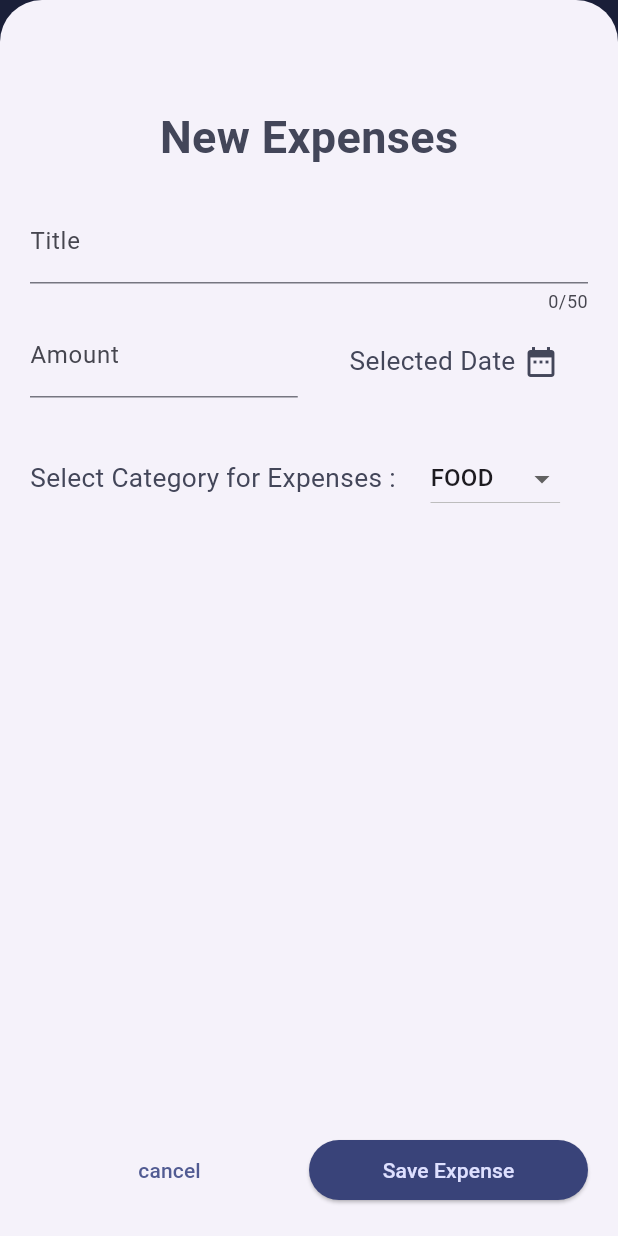
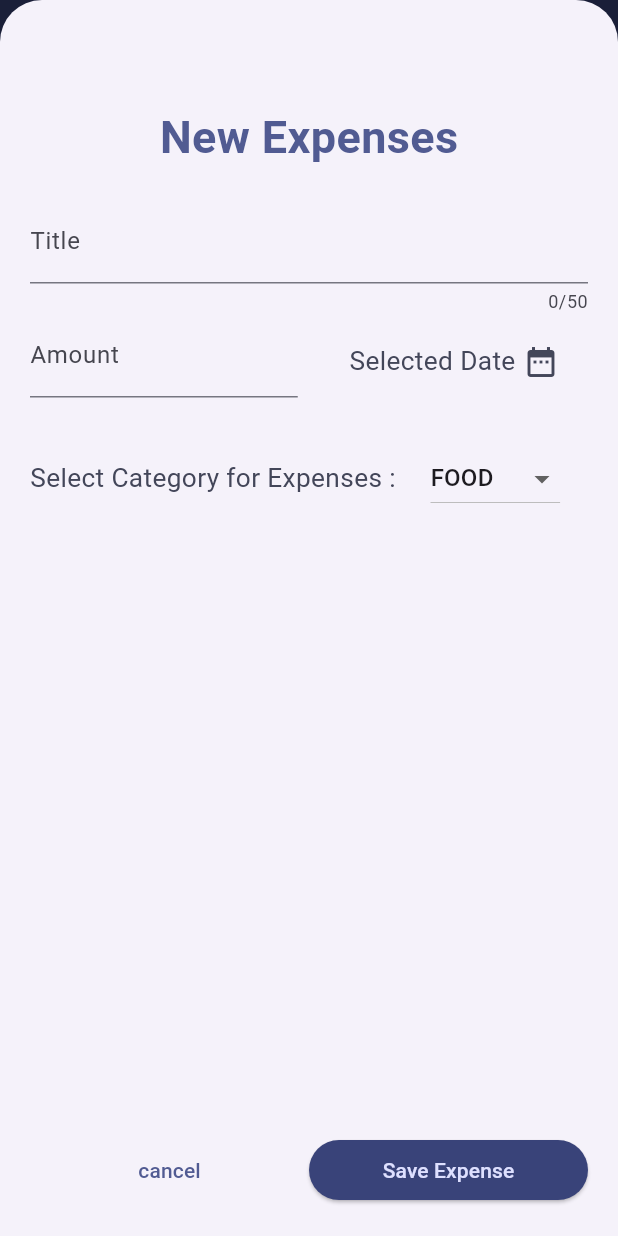
Before and after one commit to AbdulrahmanAlkhawwam/Expense-Tracker, a Flutter app: the screen it shows after launch, after a tap on the "add" icon, on a phone screen of 412 x 824 dp. Run offline on Flutter 3.47's test engine with Material 3 defaults, Android fonts, the light colour scheme and no system bars.

Commit message:
fix colors and const widget

```diff
--- a/lib/Expenses.dart
+++ b/lib/Expenses.dart
@@ -1,7 +1,6 @@
 import 'package:acodemind02/widget/Chart.dart';
 import 'package:acodemind02/widget/Expenses_list.dart';
 import 'package:acodemind02/widget/New_expense.dart';
-import 'package:flutter/cupertino.dart';
 import 'package:flutter/material.dart';
 import 'models/Expense.dart';
 
@@ -47,11 +46,7 @@ class _ExpensesState extends State<Expenses>{
         duration: const Duration(seconds: 3),
         action: SnackBarAction(
             label: "Undo",
-            onPressed: () {
-              setState(() {
-                _registeredExpenses.insert(expenseIndex,expense);
-              });
-            }),
+            onPressed: () => setState(() => _registeredExpenses.insert(expenseIndex,expense))),
       ),
     );
   }
@@ -68,7 +63,6 @@ class _ExpensesState extends State<Expenses>{
           Icon(
             Icons.report_gmailerrorred,
             size: 150,
-            /*color: Colors.grey.shade400,*/
           ),
           Center(
             child: Text(
@@ -76,7 +70,6 @@ class _ExpensesState extends State<Expenses>{
               style: TextStyle(
                 fontSize: 15,
                 fontWeight: FontWeight.w800,
-                /*color: Colors.grey.shade400*/
               ),
             ),
           ),
@@ -127,17 +120,13 @@ class _ExpensesState extends State<Expenses>{
 
     return Scaffold(
       appBar: AppBar(
-        //backgroundColor: Colors.indigo,
         title: const Text (
           "Flutter Expenses Tracker",
-           style: TextStyle(
-             /*  color: Colors.white*/
-           ),
         ),
         actions: [
           IconButton(
               onPressed: _openAddExpensesOverlay,
-              icon: const Icon(Icons.add,/*color: Colors.white,*/)
+              icon: const Icon(Icons.add)
           )
         ],
       ),
--- a/lib/main.dart
+++ b/lib/main.dart
@@ -56,11 +56,11 @@ class MyApp extends StatelessWidget {
         ),
         textTheme: ThemeData().textTheme.copyWith(
           bodyMedium: const TextStyle().copyWith(
-            color: kColorScheme.onSecondaryContainer
+            color: kColorScheme.primary
           )
         ),
         iconTheme: const IconThemeData().copyWith(
-          color: kColorScheme.onSecondaryContainer
+          color: kColorScheme.primary
         ),
         elevatedButtonTheme: ElevatedButtonThemeData(
           style: ElevatedButton.styleFrom(
--- a/lib/widget/Chart.dart
+++ b/lib/widget/Chart.dart
@@ -33,7 +33,7 @@ class Chart extends StatelessWidget {
     final isDarkMode =
         MediaQuery.of(context).platformBrightness == Brightness.dark;
     return Container(
-      margin: const EdgeInsets.all(16),
+      margin: const EdgeInsets.all(10),
       padding: const EdgeInsets.symmetric(
         vertical: 16,
         horizontal: 8,
--- a/lib/widget/ChartBar.dart
+++ b/lib/widget/ChartBar.dart
@@ -24,7 +24,7 @@ class ChartBar extends StatelessWidget {
               const BorderRadius.vertical(top: Radius.circular(8)),
               color: isDarkMode
                   ? Theme.of(context).colorScheme.secondary
-                  : Theme.of(context).colorScheme.primary.withOpacity(0.65),
+                  : Theme.of(context).colorScheme.primary.withOpacity(0.7),
             ),
           ),
         ),
--- a/lib/widget/Expenses_list.dart
+++ b/lib/widget/Expenses_list.dart
@@ -27,7 +27,6 @@ class Expenses_list extends StatelessWidget{
                 )
               ),
             ),
-            /*color: Colors.redAccent,*/
           ),
 
             confirmDismiss: (DismissDirection direction) async {
@@ -36,7 +35,7 @@ class Expenses_list extends StatelessWidget{
             },
           child: Expenses_item(expense: expenses[index]),
         ),
-        separatorBuilder: (context, index)=>const SizedBox(height: 10,),
+        separatorBuilder: (context, index)=> const SizedBox(height: 10,),
         itemCount: expenses.length
     );
   }
--- a/lib/widget/New_expense.dart
+++ b/lib/widget/New_expense.dart
@@ -1,3 +1,4 @@
+import 'package:acodemind02/main.dart';
 import 'package:flutter/material.dart';
 import '../models/Expense.dart';
 
@@ -98,19 +99,20 @@ class _New_expenseState extends State<New_expense> {
                 const SizedBox(width: 15),
                 Expanded(
                   child: IconButton(
-                    icon:const  Row (
+                    icon: Row (
                       crossAxisAlignment: CrossAxisAlignment.center,
                       mainAxisAlignment: MainAxisAlignment.center,
                       children: [
                         Text (
                           "Selected Date",
-                          style: TextStyle(
+                          style: const TextStyle().copyWith(
                               fontSize: 17.5,
-                              fontWeight: FontWeight.w400
+                              fontWeight: FontWeight.w400,
+                              color: Brightness.dark!=MediaQuery.of(context).platformBrightness?kColorScheme.onSecondaryContainer:kDarkColorScheme.onSecondaryContainer
                           ),
                         ),
-                        SizedBox(width: 5,),
-                        Icon(Icons.date_range)
+                        const SizedBox(width: 5,),
+                        Icon(Icons.date_range,color: Brightness.dark!=MediaQuery.of(context).platformBrightness?kColorScheme.onSecondaryContainer:kDarkColorScheme.onSecondaryContainer,)
                       ],
                     ),
                     onPressed: (){
@@ -122,10 +124,11 @@ class _New_expenseState extends State<New_expense> {
             ),
             const SizedBox(height: 30,),
             Row (children: [
-              const Text(
+               Text(
                 "Select Category for Expenses : ",
-                style: TextStyle(
+                style: const TextStyle().copyWith(
                   fontSize: 17.5,
+                  color: Brightness.dark!=MediaQuery.of(context).platformBrightness?kColorScheme.onSecondaryContainer:kDarkColorScheme.onSecondaryContainer
                 ),
               ),
               const Spacer(),
@@ -158,15 +161,10 @@ class _New_expenseState extends State<New_expense> {
                ),
                 Expanded(
                   child: ElevatedButton(
-                      style: const ButtonStyle(
-                          //backgroundColor: MaterialStateColor.resolveWith((states) => Colors.indigo)
-                      ),
-                      onPressed: () {
-                        setState(() {
-                          _submitExpenseData();
-                        });
-                      },
-                      child: const Text ("Save Expense",style: TextStyle(/*color: Colors.white*/),)
+                      onPressed: () => setState(() => _submitExpenseData()),
+                      child: const Text (
+                          "Save Expense",
+                      )
                   ),
                 ),
               ],
```
Also changed, not shown: lib/widget/Expenses_item.dart (+12 -10 lines).
